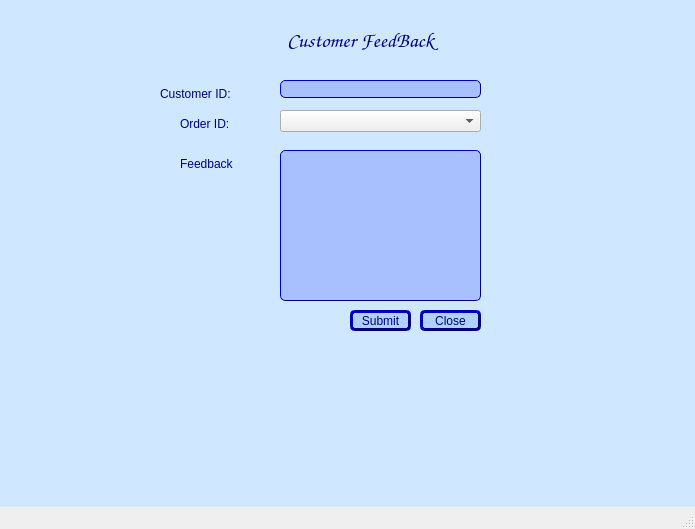
First picture: the form in Code-Connection/Screens/46 feedbacks.ui, repository ElyanAli/DairyPro, before the edit.
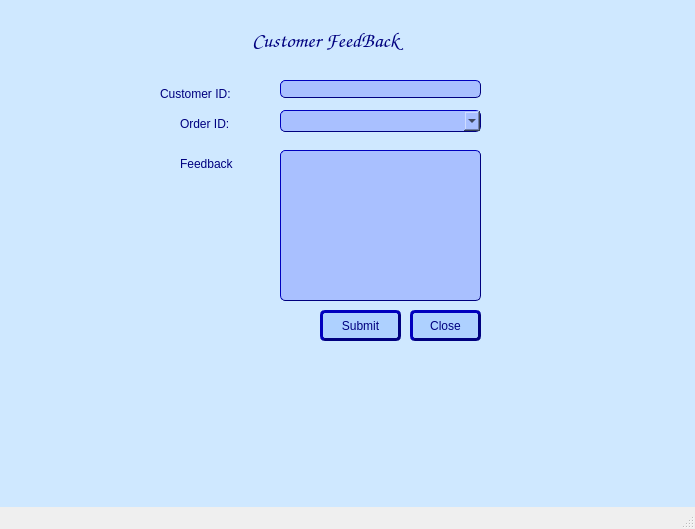
Second picture: the form after the edit.

Patch:
```diff
--- a/Code-Connection/Screens/46 feedbacks.ui
+++ b/Code-Connection/Screens/46 feedbacks.ui
@@ -17,9 +17,9 @@
    <widget class="QLabel" name="label_12">
     <property name="geometry">
      <rect>
-      <x>260</x>
+      <x>160</x>
       <y>20</y>
-      <width>201</width>
+      <width>331</width>
       <height>41</height>
      </rect>
     </property>
@@ -140,10 +140,10 @@
    <widget class="QPushButton" name="submit">
     <property name="geometry">
      <rect>
-      <x>350</x>
+      <x>320</x>
       <y>310</y>
-      <width>61</width>
-      <height>21</height>
+      <width>81</width>
+      <height>31</height>
      </rect>
     </property>
     <property name="styleSheet">
@@ -163,10 +163,10 @@
    <widget class="QPushButton" name="closeButton">
     <property name="geometry">
      <rect>
-      <x>420</x>
+      <x>410</x>
       <y>310</y>
-      <width>61</width>
-      <height>21</height>
+      <width>71</width>
+      <height>31</height>
      </rect>
     </property>
     <property name="styleSheet">
@@ -210,6 +210,13 @@
       <height>22</height>
      </rect>
     </property>
+    <property name="styleSheet">
+     <string notr="true">background-color: rgb(169, 192, 255);
+border-style: outset;
+border-width: 1px;
+border-radius: 5px;
+border-color: #00007f;</string>
+    </property>
    </widget>
    <zorder>label_4</zorder>
    <zorder>label_12</zorder>
```
